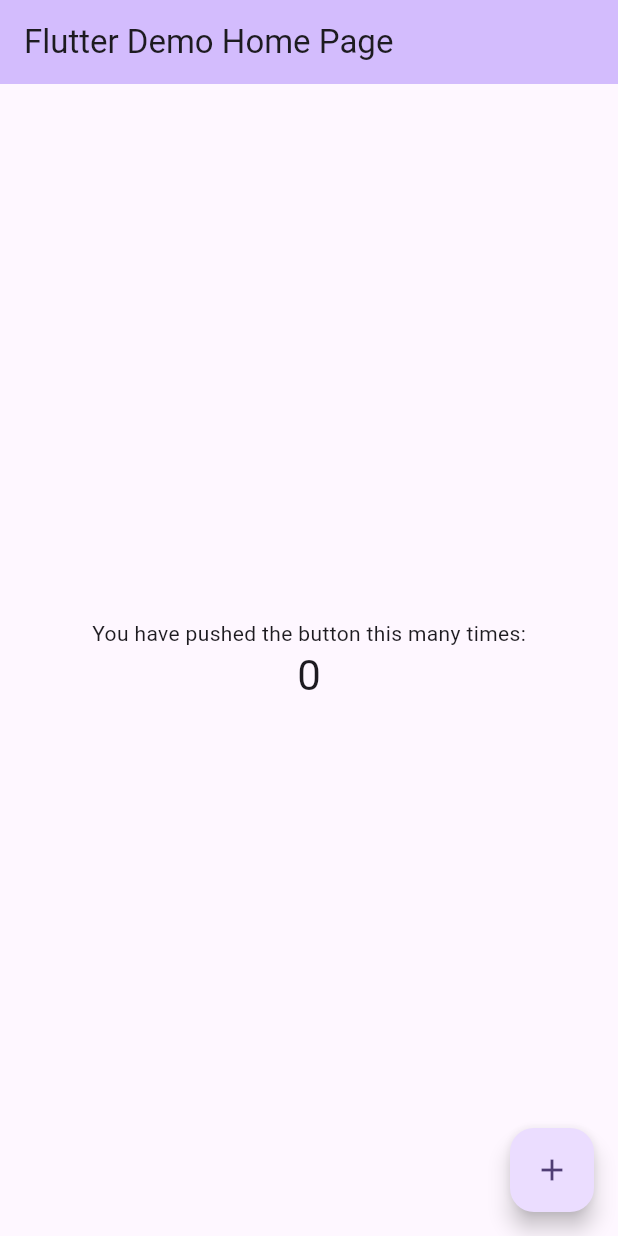
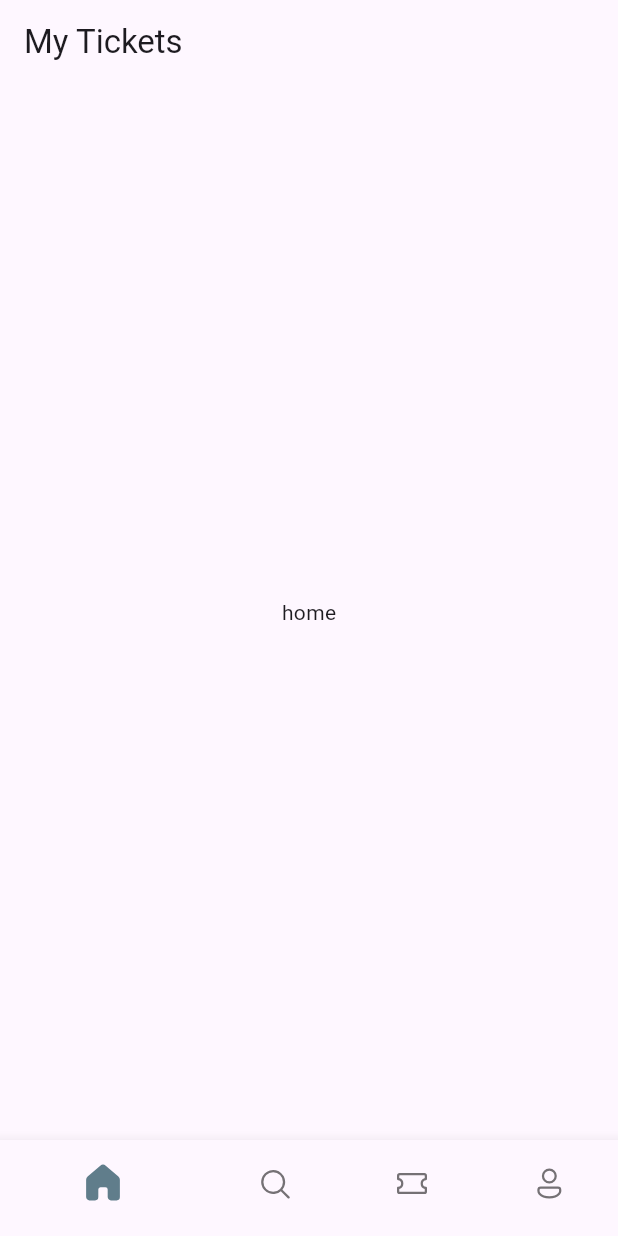
Before and after one commit to carlstep/ticket_app, a Flutter app: the screen it shows after launch, on a phone screen of 412 x 824 dp. Run offline on Flutter 3.47's test engine with Material 3 defaults, Android fonts, the phone set to English and light mode, and no system bars; our stand-ins replace fluentui_icons.

Commit message:
bottom nav bar completed

```diff
--- /dev/null
+++ b/lib/base/bottom_nav_bar.dart
@@ -0,0 +1,90 @@
+import 'package:fluentui_icons/fluentui_icons.dart';
+import 'package:flutter/material.dart';
+
+class BottomNavBar extends StatefulWidget {
+  const BottomNavBar({super.key});
+
+  @override
+  State<BottomNavBar> createState() => _BottomNavBarState();
+}
+
+class _BottomNavBarState extends State<BottomNavBar> {
+  // declare a list of screens, iterated using index
+  final appScreens = [
+    const Center(child: Text('home')),
+    const Center(child: Text('search')),
+    const Center(child: Text('tickets')),
+    const Center(child: Text('profile')),
+  ];
+
+  // _selectedIndex variable for BottomNavBar
+  // 0 is the default, onTap will change _selectedIndex
+  int _selectedIndex = 0;
+
+  void _onItemTapped(int index) {
+    // setState to allow the UI to update with _onItemTapped
+    setState(() {
+      _selectedIndex = index;
+    });
+  }
+
+  @override
+  Widget build(BuildContext context) {
+    return Scaffold(
+      appBar: AppBar(
+        title: const Text('My Tickets'),
+      ),
+      // body/appScreens will change when _selectedIndex is selected
+      body: appScreens[_selectedIndex],
+      // using BottomNavigationBar to display appScreen options
+      bottomNavigationBar: BottomNavigationBar(
+        // currenctIndex, set to _selectedIndex will update the activeIcon
+        currentIndex: _selectedIndex,
+        // onTap calls the function _onItemTapped, then updates the index value
+        onTap: _onItemTapped,
+        unselectedItemColor: Colors.black54,
+        selectedItemColor: Colors.blueGrey,
+        showSelectedLabels: false,
+        items: const [
+          // BottomNavigationBar requires a list of items. Must be more than one item.
+          BottomNavigationBarItem(
+            // each BottomNavigationBarItem requires an icon and label widget
+            // Usig Fluentui icons << imported package
+            // icon is the default / activeIcon is when selected
+            // each BottomNavigationBarItem has an index value
+            label: 'home',
+            icon: Icon(FluentSystemIcons.ic_fluent_home_regular),
+            activeIcon: Icon(
+              FluentSystemIcons.ic_fluent_home_filled,
+              size: 30,
+            ),
+          ),
+          BottomNavigationBarItem(
+            label: 'search',
+            icon: Icon(FluentSystemIcons.ic_fluent_search_regular),
+            activeIcon: Icon(
+              FluentSystemIcons.ic_fluent_search_filled,
+              size: 30,
+            ),
+          ),
+          BottomNavigationBarItem(
+            label: 'tickets',
+            icon: Icon(FluentSystemIcons.ic_fluent_ticket_regular),
+            activeIcon: Icon(
+              FluentSystemIcons.ic_fluent_ticket_filled,
+              size: 30,
+            ),
+          ),
+          BottomNavigationBarItem(
+            label: 'profile',
+            icon: Icon(FluentSystemIcons.ic_fluent_person_regular),
+            activeIcon: Icon(
+              FluentSystemIcons.ic_fluent_person_filled,
+              size: 30,
+            ),
+          ),
+        ],
+      ),
+    );
+  }
+}
--- a/lib/main.dart
+++ b/lib/main.dart
@@ -1,125 +1,24 @@
 import 'package:flutter/material.dart';
+import 'package:ticket_app/base/bottom_nav_bar.dart';
 
 void main() {
+  // main() is the entry point to the flutter framework
+  // runApp must accept a Widget
+  // Widgets can be Stateless or Stateful
+
   runApp(const MyApp());
 }
 
 class MyApp extends StatelessWidget {
   const MyApp({super.key});
 
-  // This widget is the root of your application.
   @override
   Widget build(BuildContext context) {
     return MaterialApp(
+      // material app
       title: 'Flutter Demo',
-      theme: ThemeData(
-        // This is the theme of your application.
-        //
-        // TRY THIS: Try running your application with "flutter run". You'll see
-        // the application has a purple toolbar. Then, without quitting the app,
-        // try changing the seedColor in the colorScheme below to Colors.green
-        // and then invoke "hot reload" (save your changes or press the "hot
-        // reload" button in a Flutter-supported IDE, or press "r" if you used
-        // the command line to start the app).
-        //
-        // Notice that the counter didn't reset back to zero; the application
-        // state is not lost during the reload. To reset the state, use hot
-        // restart instead.
-        //
-        // This works for code too, not just values: Most code changes can be
-        // tested with just a hot reload.
-        colorScheme: ColorScheme.fromSeed(seedColor: Colors.deepPurple),
-        useMaterial3: true,
-      ),
-      home: const MyHomePage(title: 'Flutter Demo Home Page'),
+      theme: ThemeData(),
+      home: BottomNavBar(),
     );
   }
 }
-
-class MyHomePage extends StatefulWidget {
-  const MyHomePage({super.key, required this.title});
-
-  // This widget is the home page of your application. It is stateful, meaning
-  // that it has a State object (defined below) that contains fields that affect
-  // how it looks.
-
-  // This class is the configuration for the state. It holds the values (in this
-  // case the title) provided by the parent (in this case the App widget) and
-  // used by the build method of the State. Fields in a Widget subclass are
-  // always marked "final".
-
-  final String title;
-
-  @override
-  State<MyHomePage> createState() => _MyHomePageState();
-}
-
-class _MyHomePageState extends State<MyHomePage> {
-  int _counter = 0;
-
-  void _incrementCounter() {
-    setState(() {
-      // This call to setState tells the Flutter framework that something has
-      // changed in this State, which causes it to rerun the build method below
-      // so that the display can reflect the updated values. If we changed
-      // _counter without calling setState(), then the build method would not be
-      // called again, and so nothing would appear to happen.
-      _counter++;
-    });
-  }
-
-  @override
-  Widget build(BuildContext context) {
-    // This method is rerun every time setState is called, for instance as done
-    // by the _incrementCounter method above.
-    //
-    // The Flutter framework has been optimized to make rerunning build methods
-    // fast, so that you can just rebuild anything that needs updating rather
-    // than having to individually change instances of widgets.
-    return Scaffold(
-      appBar: AppBar(
-        // TRY THIS: Try changing the color here to a specific color (to
-        // Colors.amber, perhaps?) and trigger a hot reload to see the AppBar
-        // change color while the other colors stay the same.
-        backgroundColor: Theme.of(context).colorScheme.inversePrimary,
-        // Here we take the value from the MyHomePage object that was created by
-        // the App.build method, and use it to set our appbar title.
-        title: Text(widget.title),
-      ),
-      body: Center(
-        // Center is a layout widget. It takes a single child and positions it
-        // in the middle of the parent.
-        child: Column(
-          // Column is also a layout widget. It takes a list of children and
-          // arranges them vertically. By default, it sizes itself to fit its
-          // children horizontally, and tries to be as tall as its parent.
-          //
-          // Column has various properties to control how it sizes itself and
-          // how it positions its children. Here we use mainAxisAlignment to
-          // center the children vertically; the main axis here is the vertical
-          // axis because Columns are vertical (the cross axis would be
-          // horizontal).
-          //
-          // TRY THIS: Invoke "debug painting" (choose the "Toggle Debug Paint"
-          // action in the IDE, or press "p" in the console), to see the
-          // wireframe for each widget.
-          mainAxisAlignment: MainAxisAlignment.center,
-          children: <Widget>[
-            const Text(
-              'You have pushed the button this many times:',
-            ),
-            Text(
-              '$_counter',
-              style: Theme.of(context).textTheme.headlineMedium,
-            ),
-          ],
-        ),
-      ),
-      floatingActionButton: FloatingActionButton(
-        onPressed: _incrementCounter,
-        tooltip: 'Increment',
-        child: const Icon(Icons.add),
-      ), // This trailing comma makes auto-formatting nicer for build methods.
-    );
-  }
-}
--- a/pubspec.yaml
+++ b/pubspec.yaml
@@ -35,6 +35,7 @@ dependencies:
   # The following adds the Cupertino Icons font to your application.
   # Use with the CupertinoIcons class for iOS style icons.
   cupertino_icons: ^1.0.6
+  fluentui_icons: ^1.0.0
 
 dev_dependencies:
   flutter_test:
```
Also changed, not shown: pubspec.lock.
